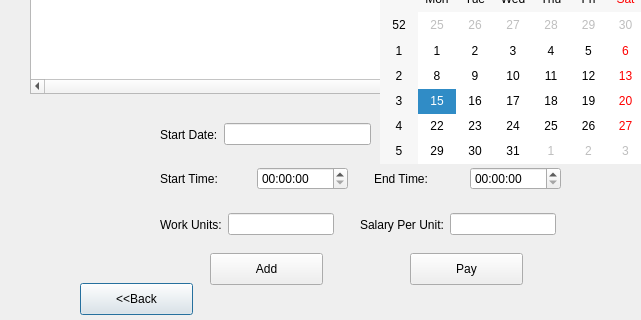
Before: the Qt Designer form PayrollSystem/viewemployeedialog.ui in HippoCracker/Qt, drawn with Qt 5; both pictures show x 0 to 641 and y 177 to 497 of the 751 by 497 pixel window.
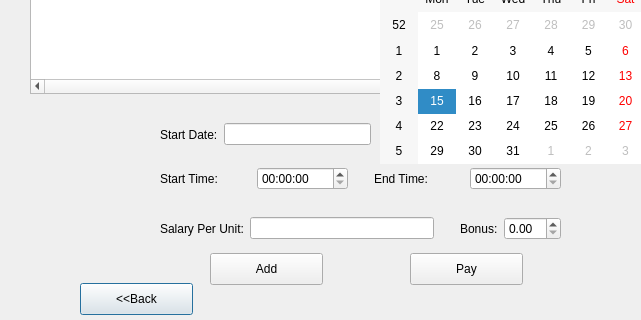
After: the same form once the commit is applied.

Commit message: Add bonus spin, fix DailyRecord attributes' pointer bug

The edit to the form file:
```diff
--- a/PayrollSystem/viewemployeedialog.ui
+++ b/PayrollSystem/viewemployeedialog.ui
@@ -231,34 +231,11 @@
     <rect>
      <x>160</x>
      <y>390</y>
-     <width>396</width>
-     <height>23</height>
+     <width>401</width>
+     <height>31</height>
     </rect>
    </property>
    <layout class="QHBoxLayout" name="horizontalLayout_2">
-    <item>
-     <widget class="QLabel" name="label_7">
-      <property name="text">
-       <string>Work Units:</string>
-      </property>
-     </widget>
-    </item>
-    <item>
-     <widget class="QLineEdit" name="workUnitsTxt"/>
-    </item>
-    <item>
-     <spacer name="verticalSpacer_5">
-      <property name="orientation">
-       <enum>Qt::Vertical</enum>
-      </property>
-      <property name="sizeHint" stdset="0">
-       <size>
-        <width>20</width>
-        <height>40</height>
-       </size>
-      </property>
-     </spacer>
-    </item>
     <item>
      <widget class="QLabel" name="label_8">
       <property name="text">
@@ -269,6 +246,29 @@
     <item>
      <widget class="QLineEdit" name="salaryPerUnitTxt"/>
     </item>
+    <item>
+     <spacer name="verticalSpacer_5">
+      <property name="orientation">
+       <enum>Qt::Vertical</enum>
+      </property>
+      <property name="sizeHint" stdset="0">
+       <size>
+        <width>20</width>
+        <height>40</height>
+       </size>
+      </property>
+     </spacer>
+    </item>
+    <item>
+     <widget class="QLabel" name="label_7">
+      <property name="text">
+       <string>Bonus:</string>
+      </property>
+     </widget>
+    </item>
+    <item>
+     <widget class="QDoubleSpinBox" name="bonusSpin"/>
+    </item>
    </layout>
   </widget>
   <widget class="QCalendarWidget" name="startCalendar">
```
Left out of the diff: 5 changed lines with no effect on the pictures. The commit also changes 5 other files.
